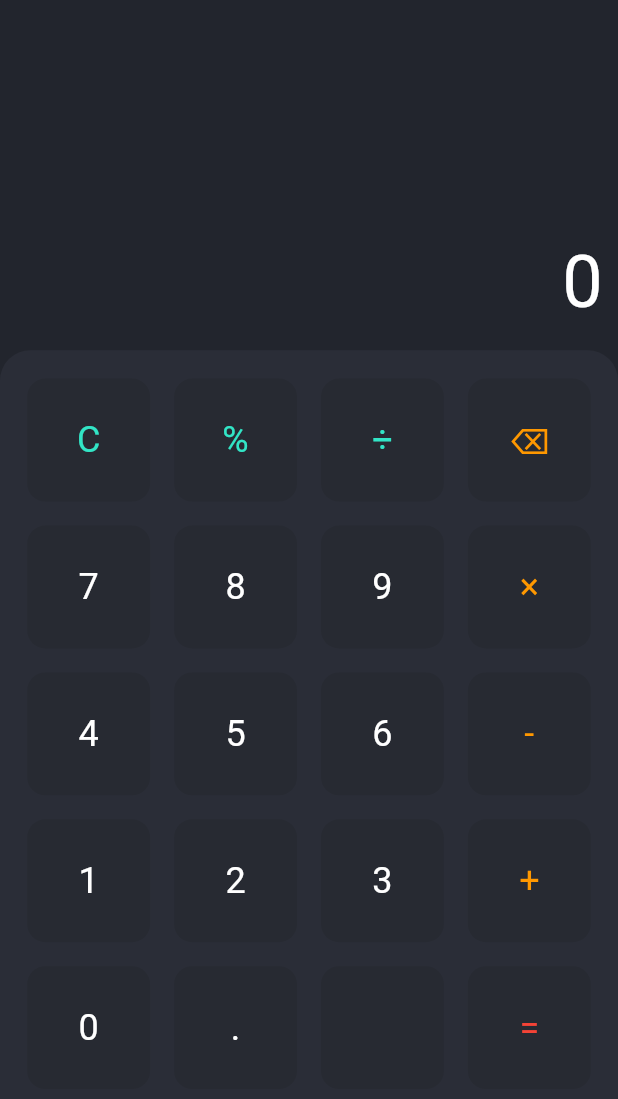
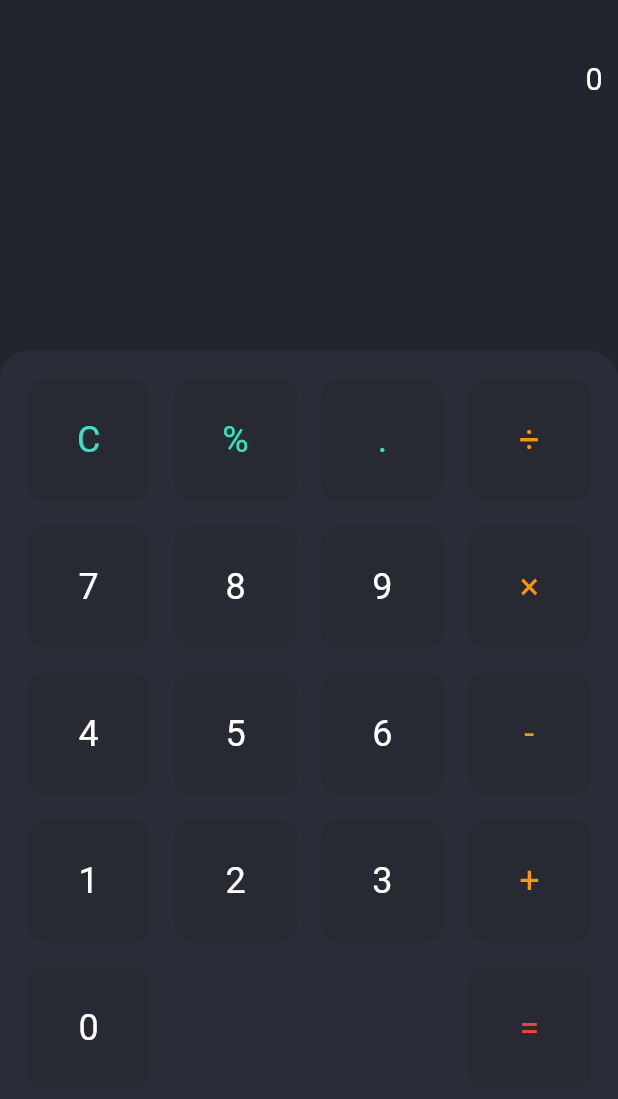
Before and after one commit to roypa123/calculator, a Flutter app: the screen it shows after launch, on a phone screen of 412 x 824 dp, the part 63-1162 px from its top. Run offline on Flutter 3.47's test engine with Material 3 defaults, Android fonts, the phone set to English and light mode, and no system bars; our stand-ins replace equatable, flutter_bloc, flutter_screenutil, get_it.

```diff
--- a/lib/core/utils/routes/route_generator.dart
+++ b/lib/core/utils/routes/route_generator.dart
@@ -20,7 +20,7 @@ class RouteGenerator {
             RouteConstants.routeMainScreen,
             BlocProvider<MainBloc>(
               create: (_) => sl<MainBloc>(),
-              child:  MainScreen(),
+              child: const  MainScreen(),
             ));
 
       default:
--- a/lib/features/main/models/buttons.dart
+++ b/lib/features/main/models/buttons.dart
@@ -1,17 +1,17 @@
   final List<String> buttons = [
-    'C', '%', '÷', '⌫',
+    'C', '%', '.', '÷',
     '7', '8', '9', '×',
     '4', '5', '6', '-',
     '1', '2', '3', '+',
-    '0', '.',  '', '='
+    '0', '',  '', '='
   ];
 
     bool isTopSection(String button) {
-    return ['C', '%', '÷'].contains(button);
+    return ['C', '%', '.'].contains(button);
     }
 
     bool isSideSection(String button) {
-    return ['⌫', '×', '-','+'].contains(button);
+    return ['÷', '×', '-','+'].contains(button);
     }
 
     bool isEqualToButton(String button) {
--- a/lib/features/main/presentation/bloc/main_bloc.dart
+++ b/lib/features/main/presentation/bloc/main_bloc.dart
@@ -19,7 +19,7 @@ class MainBloc extends Bloc<MainEvent, MainState> {
   Future<void> _onInputEvent(
       CalculatorInputEvent event, Emitter<MainState> emit) async {
     final input = event.input;
-    if (['+', '-', '×', '÷'].contains(input)) {
+    if (['+', '-', '×', '÷','%'].contains(input)) {
       _num1 = double.tryParse(_display);
       _operation = input;
       _display = '';
@@ -30,7 +30,8 @@ class MainBloc extends Bloc<MainEvent, MainState> {
         _display += input;
       }
     }
-    emit(CalculatorResult(_display));
+
+    emit(CalculatorResult(_display,_operation ?? ""));
   }
 
   void _onClearEvent(CalculatorClearEvent event, Emitter<MainState> emit) {
@@ -59,10 +60,13 @@ class MainBloc extends Bloc<MainEvent, MainState> {
         case '÷':
           result = _num2! != 0 ? _num1! / _num2! : null;
           break;
+        case '%':
+          result = _num2! != 0 ? _num1! % _num2! : null;
+          break;
       }
     }
 
     _display = result != null ? result.toString() : 'Error';
-    emit(CalculatorResult(_display));
+    emit(CalculatorResult(_display,_operation ??""));
   }
 }
--- a/lib/features/main/presentation/bloc/main_state.dart
+++ b/lib/features/main/presentation/bloc/main_state.dart
@@ -11,10 +11,17 @@ class CalculatorInitial extends MainState {
   final String display;
 
   const CalculatorInitial(this.display);
+
+  @override
+  List<Object> get props => [display];
 }
 
 class CalculatorResult extends MainState {
   final String result;
+  final String operation;
 
-  const CalculatorResult(this.result);
+  const CalculatorResult(this.result,this.operation);
+
+  @override
+  List<Object> get props => [result,operation];
 }
--- a/lib/features/main/presentation/view/main_screen.dart
+++ b/lib/features/main/presentation/view/main_screen.dart
@@ -8,7 +8,7 @@ import '../../models/buttons.dart';
 import '../bloc/main_bloc.dart';
 
 class MainScreen extends StatelessWidget {
-  MainScreen({super.key});
+  const MainScreen({super.key});
 
   @override
   Widget build(BuildContext context) {
@@ -28,8 +28,11 @@ class MainScreen extends StatelessWidget {
       body: SizedBox(
         width: double.maxFinite,
         height: double.maxFinite,
-        child: BlocBuilder<MainBloc, MainState>(builder: (context, state) {
-          String display = state is CalculatorResult ? state.result : '0';
+        child: BlocConsumer<MainBloc, MainState>(
+            listener: (context, state) {},
+            builder: (context, state) {
+              String operation = state is CalculatorResult ? state.operation : '';
+              String result = state is CalculatorResult ? state.result : '0';
               return Column(
                 mainAxisAlignment: MainAxisAlignment.start,
                 crossAxisAlignment: CrossAxisAlignment.center,
@@ -37,20 +40,30 @@ class MainScreen extends StatelessWidget {
                   Expanded(
                     flex: 2,
                     child: Container(
-                  padding:
-                      EdgeInsets.symmetric(vertical: 10.w, horizontal: 10.h),
+                      padding: EdgeInsets.symmetric(
+                          vertical: 10.w, horizontal: 10.h),
                       alignment: Alignment.bottomRight,
-                  child: Text(
-                    display,
-                    style: const TextStyle(color: Colors.white, fontSize: 48),
+                      child: Column(
+                        children: [
+                          Text(
+                            operation,
+                            style:
+                                TextStyle(color: Colors.white, fontSize: 10.sp),
+                          ),
+                          Text(
+                            result,
+                            style:
+                                TextStyle(color: Colors.white, fontSize: 20.sp),
+                          ),
+                        ],
                       ),
                     ),
                   ),
                   Expanded(
                     flex: 5,
                     child: Container(
-                  padding:
-                      EdgeInsets.symmetric(vertical: 10.w, horizontal: 10.h),
+                      padding: EdgeInsets.symmetric(
+                          vertical: 10.w, horizontal: 10.h),
                       decoration: BoxDecoration(
                         color: AppColors.f2a2d37,
                         borderRadius: BorderRadius.only(
--- a/lib/features/main/presentation/view/widgets/calculator_button.dart
+++ b/lib/features/main/presentation/view/widgets/calculator_button.dart
@@ -4,6 +4,7 @@ import 'package:flutter/material.dart';
 class CalculatorButton extends StatelessWidget {
   final String text;
   final Color? color;
+
   final VoidCallback onTap;
 
   const CalculatorButton(
@@ -16,7 +17,7 @@ class CalculatorButton extends StatelessWidget {
       child: Container(
         margin: const EdgeInsets.all(8),
         decoration: BoxDecoration(
-          color: AppColors.f272a32,
+          color: text == '' ? AppColors.transparent : AppColors.f272a32,
           borderRadius: BorderRadius.circular(12),
         ),
         child: Center(
```
Lines whose indentation alone changed are shown as unchanged.
